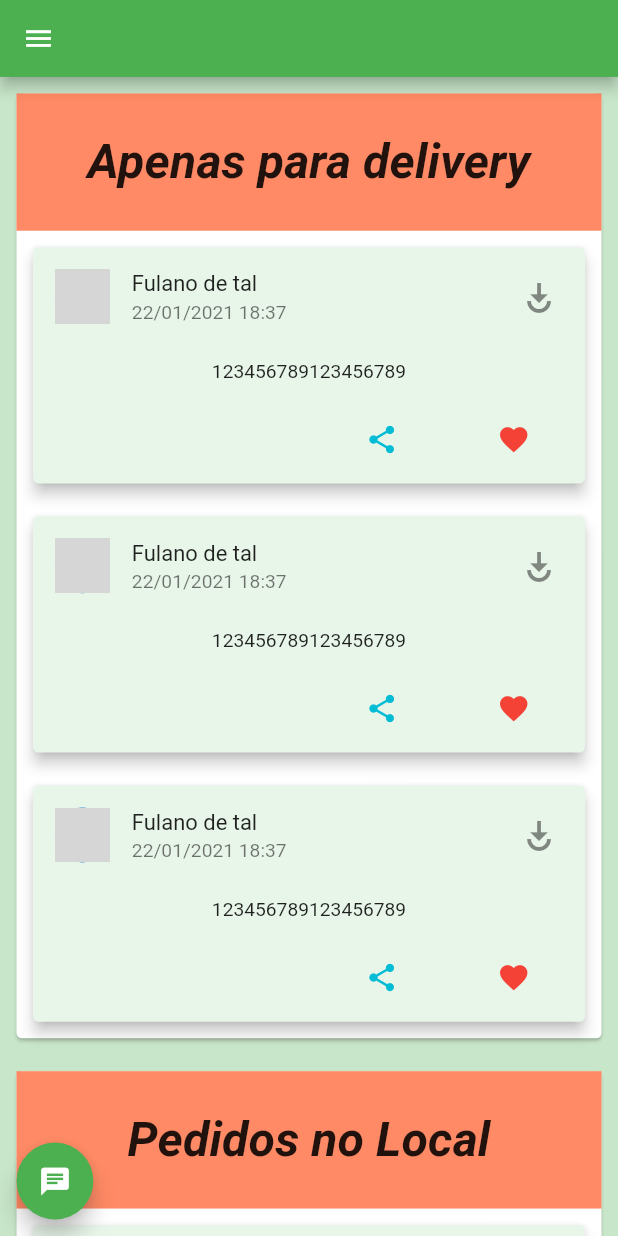
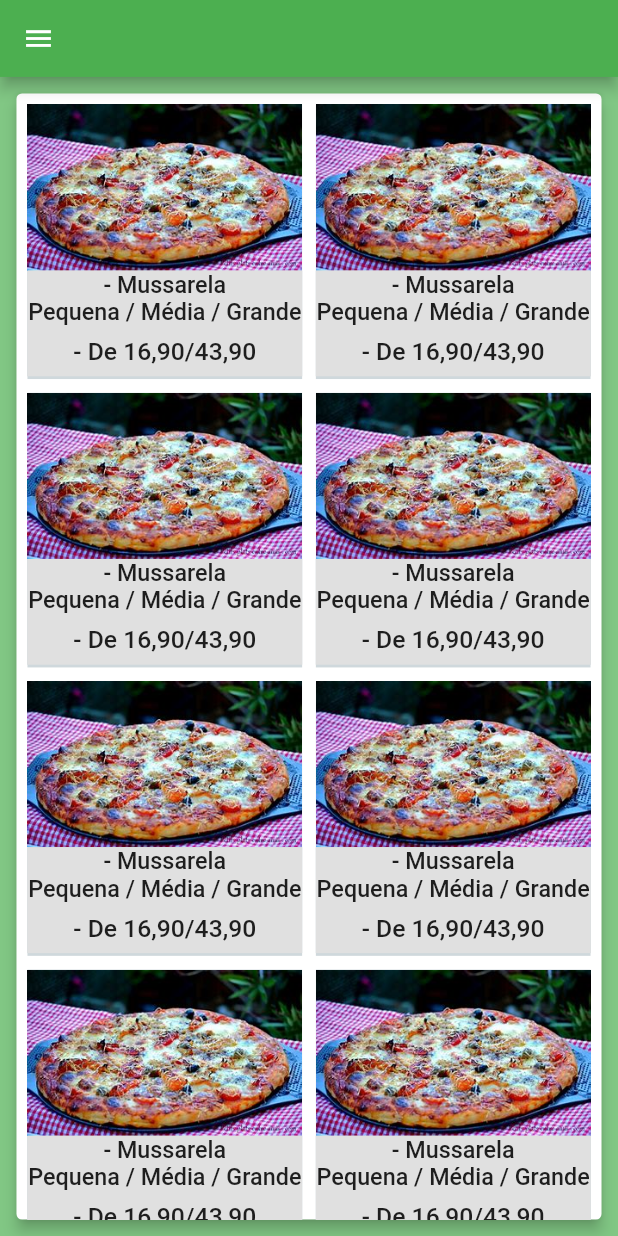
Before and after one commit to 190718/pizza, a Flutter app: the screen it shows after launch, after a tap on "Entrar", on a phone screen of 412 x 824 dp. Run offline on Flutter 3.47's test engine with Material 2 defaults, Android fonts, the phone set to English and light mode, and no system bars; our stand-ins replace get, responsive_framework; grey boxes are pictures that could not be loaded.

Commit message:
atualização da tela cliente

```diff
--- a/lib/screens/chat/chat_screen.dart
+++ b/lib/screens/chat/chat_screen.dart
@@ -1,5 +1,4 @@
 import 'package:flutter/material.dart';
-import 'package:pizza/menu_cards/cards_itens.dart';
 
 class ChatScreen extends StatelessWidget {
   @override
--- a/lib/screens/home/home_cliente/menu_home_client.dart
+++ b/lib/screens/home/home_cliente/menu_home_client.dart
@@ -0,0 +1,546 @@
+import 'package:flutter/material.dart';
+import 'package:pizza/screens/widgets/custon_drawer/custon_drawer.dart';
+
+class MenuHomeCliete extends StatelessWidget {
+  @override
+  Widget build(BuildContext context) {
+    return Scaffold(
+      backgroundColor: Colors.green[300],
+      appBar: AppBar(
+        elevation: 4,
+        backgroundColor: Colors.green,
+      ),
+      drawer: Drawer(child: CustomDrawer()),
+      body: Padding(
+        padding: const EdgeInsets.all(8.0),
+        child: Card(
+          elevation: 4,
+          child: GridView.count(
+            crossAxisCount: 2,
+            mainAxisSpacing: 10,
+            crossAxisSpacing: 10,
+            padding: EdgeInsets.all(8),
+            children: [
+              Container(
+                color: Colors.blueGrey[100],
+                child: Column(
+                  children: [
+                    Image(image: AssetImage('assets/images/pizza_login.jpg')),
+                    Container(
+                      width: MediaQuery.of(context).size.width,
+                      color: Colors.blueGrey[100],
+                      child: Container(
+                        color: Colors.grey[300],
+                        child: Column(
+                          children: [
+                            Text(
+                              '- Mussarela',
+                              style: TextStyle(
+                                fontSize: 17,
+                                fontWeight: FontWeight.w500,
+                              ),
+                            ),
+                            Text(
+                              'Pequena / Média / Grande',
+                              style: TextStyle(
+                                fontSize: 17,
+                                fontWeight: FontWeight.w500,
+                              ),
+                            ),
+                            Padding(
+                              padding: const EdgeInsets.all(8.0),
+                              child: Text(
+                                '- De 16,90/43,90',
+                                style: TextStyle(
+                                  fontSize: 18,
+                                  fontWeight: FontWeight.w500,
+                                ),
+                              ),
+                            ),
+                          ],
+                        ),
+                      ),
+                    ),
+                  ],
+                ),
+              ),
+              Container(
+                color: Colors.blueGrey[100],
+                child: Column(
+                  children: [
+                    Image(image: AssetImage('assets/images/pizza_login.jpg')),
+                    Container(
+                      width: MediaQuery.of(context).size.width,
+                      color: Colors.blueGrey[100],
+                      child: Container(
+                        color: Colors.grey[300],
+                        child: Column(
+                          children: [
+                            Text(
+                              '- Mussarela',
+                              style: TextStyle(
+                                fontSize: 17,
+                                fontWeight: FontWeight.w500,
+                              ),
+                            ),
+                            Text(
+                              'Pequena / Média / Grande',
+                              style: TextStyle(
+                                fontSize: 17,
+                                fontWeight: FontWeight.w500,
+                              ),
+                            ),
+                            Padding(
+                              padding: const EdgeInsets.all(8.0),
+                              child: Text(
+                                '- De 16,90/43,90',
+                                style: TextStyle(
+                                  fontSize: 18,
+                                  fontWeight: FontWeight.w500,
+                                ),
+                              ),
+                            ),
+                          ],
+                        ),
+                      ),
+                    ),
+                  ],
+                ),
+              ),
+              Container(
+                color: Colors.blueGrey[100],
+                child: Column(
+                  children: [
+                    Image(image: AssetImage('assets/images/pizza_login.jpg')),
+                    Container(
+                      width: MediaQuery.of(context).size.width,
+                      color: Colors.blueGrey[100],
+                      child: Container(
+                        color: Colors.grey[300],
+                        child: Column(
+                          children: [
+                            Text(
+                              '- Mussarela',
+                              style: TextStyle(
+                                fontSize: 17,
+                                fontWeight: FontWeight.w500,
+                              ),
+                            ),
+                            Text(
+                              'Pequena / Média / Grande',
+                              style: TextStyle(
+                                fontSize: 17,
+                                fontWeight: FontWeight.w500,
+                              ),
+                            ),
+                            Padding(
+                              padding: const EdgeInsets.all(8.0),
+                              child: Text(
+                                '- De 16,90/43,90',
+                                style: TextStyle(
+                                  fontSize: 18,
+                                  fontWeight: FontWeight.w500,
+                                ),
+                              ),
+                            ),
+                          ],
+                        ),
+                      ),
+                    ),
+                  ],
+                ),
+              ),
+              Container(
+                color: Colors.blueGrey[100],
+                child: Column(
+                  children: [
+                    Image(image: AssetImage('assets/images/pizza_login.jpg')),
+                    Container(
+                      width: MediaQuery.of(context).size.width,
+                      color: Colors.blueGrey[100],
+                      child: Container(
+                        color: Colors.grey[300],
+                        child: Column(
+                          children: [
+                            Text(
+                              '- Mussarela',
+                              style: TextStyle(
+                                fontSize: 17,
+                                fontWeight: FontWeight.w500,
+                              ),
+                            ),
+                            Text(
+                              'Pequena / Média / Grande',
+                              style: TextStyle(
+                                fontSize: 17,
+                                fontWeight: FontWeight.w500,
+                              ),
+                            ),
+                            Padding(
+                              padding: const EdgeInsets.all(8.0),
+                              child: Text(
+                                '- De 16,90/43,90',
+                                style: TextStyle(
+                                  fontSize: 18,
+                                  fontWeight: FontWeight.w500,
+                                ),
+                              ),
+                            ),
+                          ],
+                        ),
+                      ),
+                    ),
+                  ],
+                ),
+              ),
+              Container(
+                color: Colors.blueGrey[100],
+                child: Column(
+                  children: [
+                    Image(image: AssetImage('assets/images/pizza_login.jpg')),
+                    Container(
+                      width: MediaQuery.of(context).size.width,
+                      color: Colors.blueGrey[100],
+                      child: Container(
+                        color: Colors.grey[300],
+                        child: Column(
+                          children: [
+                            Text(
+                              '- Mussarela',
+                              style: TextStyle(
+                                fontSize: 17,
+                                fontWeight: FontWeight.w500,
+                              ),
+                            ),
+                            Text(
+                              'Pequena / Média / Grande',
+                              style: TextStyle(
+                                fontSize: 17,
+                                fontWeight: FontWeight.w500,
+                              ),
+                            ),
+                            Padding(
+                              padding: const EdgeInsets.all(8.0),
+                              child: Text(
+                                '- De 16,90/43,90',
+                                style: TextStyle(
+                                  fontSize: 18,
+                                  fontWeight: FontWeight.w500,
+                                ),
+                              ),
+                            ),
+                          ],
+                        ),
+                      ),
+                    ),
+                  ],
+                ),
+              ),
+              Container(
+                color: Colors.blueGrey[100],
+                child: Column(
+                  children: [
+                    Image(image: AssetImage('assets/images/pizza_login.jpg')),
+                    Container(
+                      width: MediaQuery.of(context).size.width,
+                      color: Colors.blueGrey[100],
+                      child: Container(
+                        color: Colors.grey[300],
+                        child: Column(
+                          children: [
+                            Text(
+                              '- Mussarela',
+                              style: TextStyle(
+                                fontSize: 17,
+                                fontWeight: FontWeight.w500,
+                              ),
+                            ),
+                            Text(
+                              'Pequena / Média / Grande',
+                              style: TextStyle(
+                                fontSize: 17,
+                                fontWeight: FontWeight.w500,
+                              ),
+                            ),
+                            Padding(
+                              padding: const EdgeInsets.all(8.0),
+                              child: Text(
+                                '- De 16,90/43,90',
+                                style: TextStyle(
+                                  fontSize: 18,
+                                  fontWeight: FontWeight.w500,
+                                ),
+                              ),
+                            ),
+                          ],
+                        ),
+                      ),
+                    ),
+                  ],
+                ),
+              ),
+              Container(
+                color: Colors.blueGrey[100],
+                child: Column(
+                  children: [
+                    Image(image: AssetImage('assets/images/pizza_login.jpg')),
+                    Container(
+                      width: MediaQuery.of(context).size.width,
+                      color: Colors.blueGrey[100],
+                      child: Container(
+                        color: Colors.grey[300],
+                        child: Column(
+                          children: [
+                            Text(
+                              '- Mussarela',
+                              style: TextStyle(
+                                fontSize: 17,
+                                fontWeight: FontWeight.w500,
+                              ),
+                            ),
+                            Text(
+                              'Pequena / Média / Grande',
+                              style: TextStyle(
+                                fontSize: 17,
+                                fontWeight: FontWeight.w500,
+                              ),
+                            ),
+                            Padding(
+                              padding: const EdgeInsets.all(8.0),
+                              child: Text(
+                                '- De 16,90/43,90',
+                                style: TextStyle(
+                                  fontSize: 18,
+                                  fontWeight: FontWeight.w500,
+                                ),
+                              ),
+                            ),
+                          ],
+                        ),
+                      ),
+                    ),
+                  ],
+                ),
+              ),
+              Container(
+                color: Colors.blueGrey[100],
+                child: Column(
+                  children: [
+                    Image(image: AssetImage('assets/images/pizza_login.jpg')),
+                    Container(
+                      width: MediaQuery.of(context).size.width,
+                      color: Colors.blueGrey[100],
+                      child: Container(
+                        color: Colors.grey[300],
+                        child: Column(
+                          children: [
+                            Text(
+                              '- Mussarela',
+                              style: TextStyle(
+                                fontSize: 17,
+                                fontWeight: FontWeight.w500,
+                              ),
+                            ),
+                            Text(
+                              'Pequena / Média / Grande',
+                              style: TextStyle(
+                                fontSize: 17,
+                                fontWeight: FontWeight.w500,
+                              ),
+                            ),
+                            Padding(
+                              padding: const EdgeInsets.all(8.0),
+                              child: Text(
+                                '- De 16,90/43,90',
+                                style: TextStyle(
+                                  fontSize: 18,
+                                  fontWeight: FontWeight.w500,
+                                ),
+                              ),
+                            ),
+                          ],
+                        ),
+                      ),
+                    ),
+                  ],
+                ),
+              ),
+              Container(
+                color: Colors.blueGrey[100],
+                child: Column(
+                  children: [
+                    Image(image: AssetImage('assets/images/pizza_login.jpg')),
+                    Container(
+                      width: MediaQuery.of(context).size.width,
+                      color: Colors.blueGrey[100],
+                      child: Container(
+                        color: Colors.grey[300],
+                        child: Column(
+                          children: [
+                            Text(
+                              '- Mussarela',
+                              style: TextStyle(
+                                fontSize: 17,
+                                fontWeight: FontWeight.w500,
+                              ),
+                            ),
+                            Text(
+                              'Pequena / Média / Grande',
+                              style: TextStyle(
+                                fontSize: 17,
+                                fontWeight: FontWeight.w500,
+                              ),
+                            ),
+                            Padding(
+                              padding: const EdgeInsets.all(8.0),
+                              child: Text(
+                                '- De 16,90/43,90',
+                                style: TextStyle(
+                                  fontSize: 18,
+                                  fontWeight: FontWeight.w500,
+                                ),
+                              ),
+                            ),
+                          ],
+                        ),
+                      ),
+                    ),
+                  ],
+                ),
+              ),
+              Container(
+                color: Colors.blueGrey[100],
+                child: Column(
+                  children: [
+                    Image(image: AssetImage('assets/images/pizza_login.jpg')),
+                    Container(
+                      width: MediaQuery.of(context).size.width,
+                      color: Colors.blueGrey[100],
+                      child: Container(
+                        color: Colors.grey[300],
+                        child: Column(
+                          children: [
+                            Text(
+                              '- Mussarela',
+                              style: TextStyle(
+                                fontSize: 17,
+                                fontWeight: FontWeight.w500,
+                              ),
+                            ),
+                            Text(
+                              'Pequena / Média / Grande',
+                              style: TextStyle(
+                                fontSize: 17,
+                                fontWeight: FontWeight.w500,
+                              ),
+                            ),
+                            Padding(
+                              padding: const EdgeInsets.all(8.0),
+                              child: Text(
+                                '- De 16,90/43,90',
+                                style: TextStyle(
+                                  fontSize: 18,
+                                  fontWeight: FontWeight.w500,
+                                ),
+                              ),
+                            ),
+                          ],
+                        ),
+                      ),
+                    ),
+                  ],
+                ),
+              ),
+              Container(
+                color: Colors.blueGrey[100],
+                child: Column(
+                  children: [
+                    Image(image: AssetImage('assets/images/pizza_login.jpg')),
+                    Container(
+                      width: MediaQuery.of(context).size.width,
+                      color: Colors.blueGrey[100],
+                      child: Container(
+                        color: Colors.grey[300],
+                        child: Column(
+                          children: [
+                            Text(
+                              '- Mussarela',
+                              style: TextStyle(
+                                fontSize: 17,
+                                fontWeight: FontWeight.w500,
+                              ),
+                            ),
+                            Text(
+                              'Pequena / Média / Grande',
+                              style: TextStyle(
+                                fontSize: 17,
+                                fontWeight: FontWeight.w500,
+                              ),
+                            ),
+                            Padding(
+                              padding: const EdgeInsets.all(8.0),
+                              child: Text(
+                                '- De 16,90/43,90',
+                                style: TextStyle(
+                                  fontSize: 18,
+                                  fontWeight: FontWeight.w500,
+                                ),
+                              ),
+                            ),
+                          ],
+                        ),
+                      ),
+                    ),
+                  ],
+                ),
+              ),
+              Container(
+                color: Colors.blueGrey[100],
+                child: Column(
+                  children: [
+                    Image(image: AssetImage('assets/images/pizza_login.jpg')),
+                    Container(
+                      width: MediaQuery.of(context).size.width,
+                      color: Colors.blueGrey[100],
+                      child: Container(
+                        color: Colors.grey[300],
+                        child: Column(
+                          children: [
+                            Text(
+                              '- Mussarela',
+                              style: TextStyle(
+                                fontSize: 17,
+                                fontWeight: FontWeight.w500,
+                              ),
+                            ),
+                            Text(
+                              'Pequena / Média / Grande',
+                              style: TextStyle(
+                                fontSize: 17,
+                                fontWeight: FontWeight.w500,
+                              ),
+                            ),
+                            Padding(
+                              padding: const EdgeInsets.all(8.0),
+                              child: Text(
+                                '- De 16,90/43,90',
+                                style: TextStyle(
+                                  fontSize: 18,
+                                  fontWeight: FontWeight.w500,
+                                ),
+                              ),
+                            ),
+                          ],
+                        ),
+                      ),
+                    ),
+                  ],
+                ),
+              ),
+            ],
+          ),
+        ),
+      ),
+    );
+  }
+}
--- a/lib/screens/login/widget/login_card.dart
+++ b/lib/screens/login/widget/login_card.dart
@@ -1,5 +1,6 @@
 import 'package:flutter/material.dart';
 import 'package:get/get.dart';
+import 'package:pizza/screens/home/home_cliente/menu_home_client.dart';
 import 'package:pizza/screens/home/home_funcionario/menu_home_funcionario.dart';
 import 'package:pizza/screens/singup/singup_screen.dart';
 
@@ -56,7 +57,8 @@ class _LoginCardState extends State<LoginCard> {
                   Padding(
                     padding: const EdgeInsets.all(8.0),
                     child: OutlinedButton(
-                      onPressed: () => Get.to(MenuHomeScreen()),
+                      onPressed: () => Get.to(MenuHomeCliete()),
+                      //() => Get.to(MenuHomeScreen()),
                       child: Row(
                         children: [
                           Icon(
```
